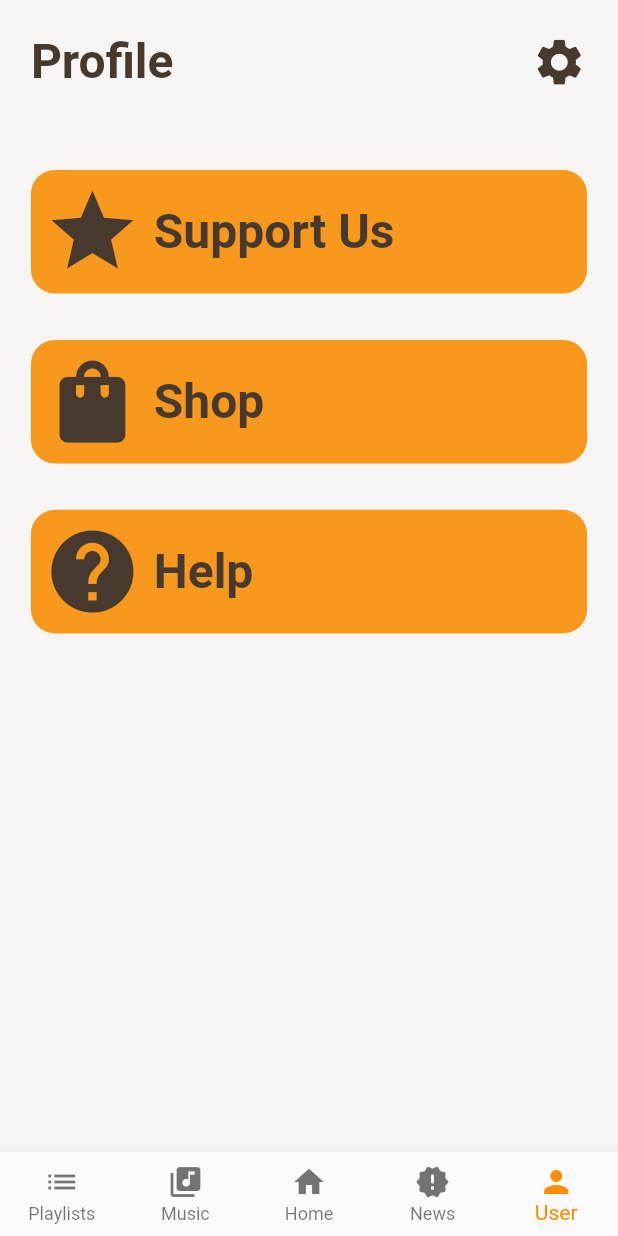
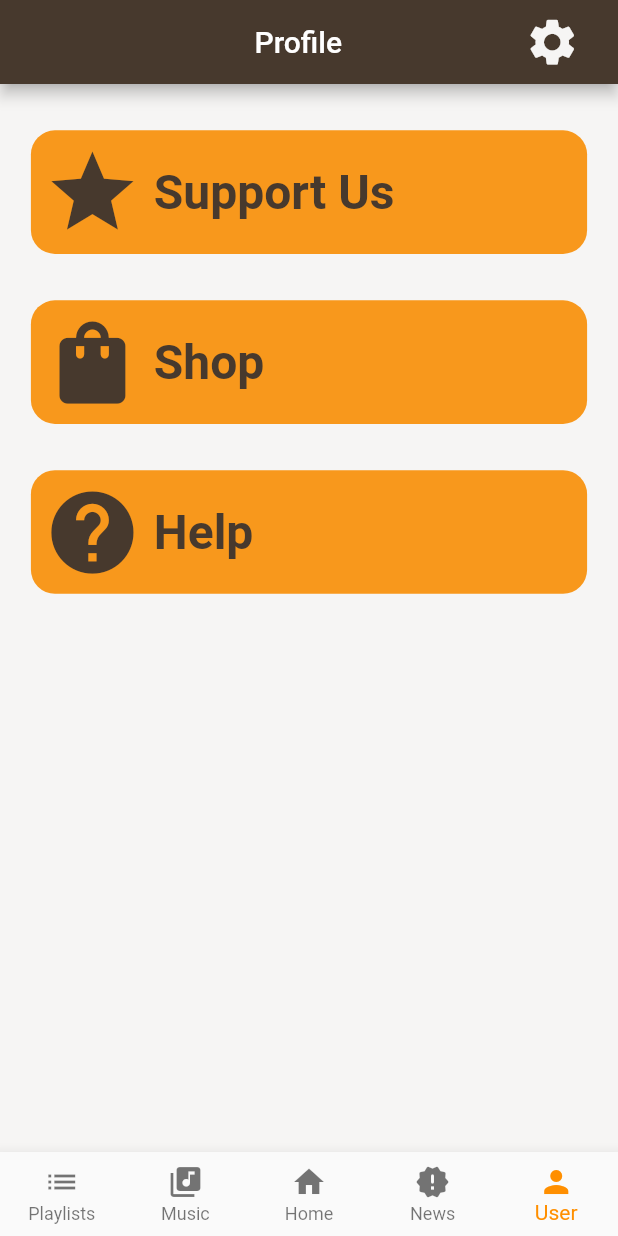
Before and after one commit to JForden/Multi_Media, a Flutter app: the screen it shows after launch, item 5 of the bottom bar chosen, on a phone screen of 412 x 824 dp. Run offline on Flutter 3.47's test engine with Material 2 defaults, Android fonts, the phone set to English and light mode, and no system bars; our stand-ins replace flutter_html; missing offline and left inert: flutter_radio_player; network calls fail; Roboto replaces fonts that are missing (Helvetica).

Commit message:
Updated appbar to match other pages

```diff
--- a/multimedia/lib/profile.dart
+++ b/multimedia/lib/profile.dart
@@ -103,11 +103,11 @@ class _ProfilePageState extends State<ProfilePage> {
     }
 
     //Builds Profile title, extra width used to push settings button to the right
-    Text _buildProfileTitle(Color color) {
+    Text _buildProfileTitle() {
       return Text(
         'Profile',
-        textAlign: TextAlign.left,
-        style: Theme.of(context).textTheme.titleLarge,
+        textAlign: TextAlign.center,
+        style: Theme.of(context).primaryTextTheme.titleLarge,
       );
     }
 
@@ -115,13 +115,14 @@ class _ProfilePageState extends State<ProfilePage> {
       width: deviceWidth * 0.9,
       height: deviceHeight * 0.1,
       padding:
-          EdgeInsets.only(left: deviceWidth * .05, right: deviceWidth * .05),
+          EdgeInsets.only(left: deviceWidth * .00, right: deviceWidth * .00),
       child: Row(
         mainAxisAlignment: MainAxisAlignment.spaceBetween,
         children: [
-          _buildProfileTitle(Theme.of(context).primaryColor),
-          _buildSettingsButton(
-              Theme.of(context).primaryColor, Icons.settings, SettingsPage())
+          const SizedBox(width: 32),
+          _buildProfileTitle(),
+          _buildSettingsButton(Theme.of(context).scaffoldBackgroundColor,
+              Icons.settings, SettingsPage())
         ],
       ),
     );
@@ -146,12 +147,11 @@ class _ProfilePageState extends State<ProfilePage> {
         ));
 
     return Scaffold(
-      body: ListView(
-        children: [
-          topBar,
-          bigButtons,
-        ],
+      appBar: AppBar(
+        title: topBar,
+        backgroundColor: Theme.of(context).primaryColor,
       ),
+      body: bigButtons,
     );
   }
 }
```
